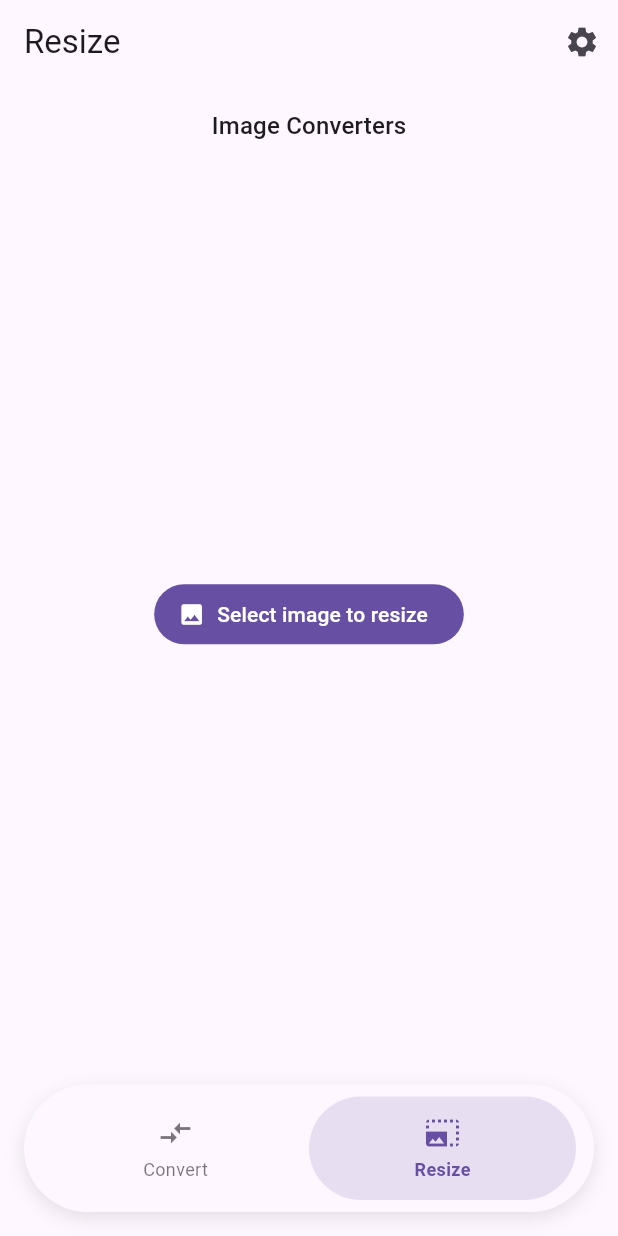
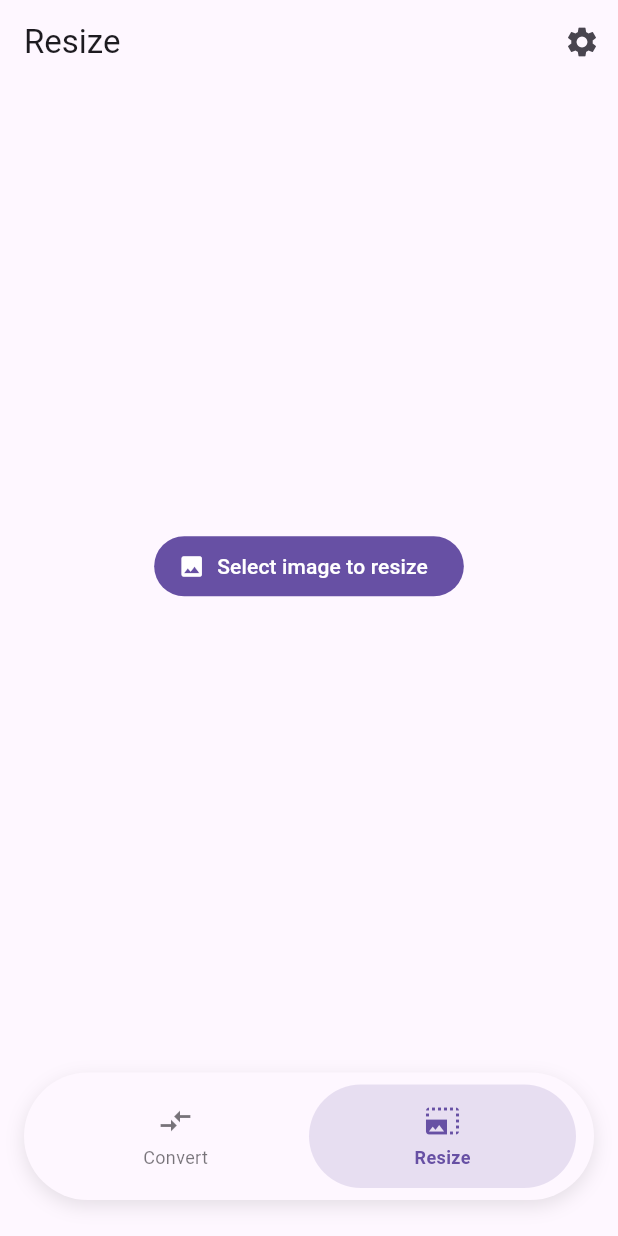
Before and after one commit to timpyorke/flutter-image-converter, a Flutter app: the screen it shows after launch, after a tap on "Resize", on a phone screen of 412 x 824 dp. Run offline on Flutter 3.47's test engine with Material 3 defaults, Android fonts, the phone set to English and light mode, and no system bars.

Commit message:
Update bottom navigation margin and remove unnecessary padding from convert and resize pages

```diff
--- a/lib/pages/home_page.dart
+++ b/lib/pages/home_page.dart
@@ -22,7 +22,7 @@ class _HomePageState extends State<HomePage> {
       ),
       body: _selectedIndex == 0 ? _buildConvertPage() : _buildResizePage(),
       bottomNavigationBar: Container(
-        margin: const EdgeInsets.all(16.0),
+        margin: const EdgeInsets.fromLTRB(16.0, 16.0, 16.0, 24.0),
         padding: const EdgeInsets.symmetric(vertical: 8.0, horizontal: 12.0),
         decoration: BoxDecoration(
           color: Theme.of(context).colorScheme.surface,
@@ -110,10 +110,6 @@ class _HomePageState extends State<HomePage> {
   Widget _buildConvertPage() {
     return Column(
       children: [
-        Padding(
-          padding: const EdgeInsets.all(16.0),
-          child: Text(F.title, style: Theme.of(context).textTheme.titleMedium),
-        ),
         Expanded(
           child: Center(
             child: FilledButton.icon(
@@ -130,10 +126,6 @@ class _HomePageState extends State<HomePage> {
   Widget _buildResizePage() {
     return Column(
       children: [
-        Padding(
-          padding: const EdgeInsets.all(16.0),
-          child: Text(F.title, style: Theme.of(context).textTheme.titleMedium),
-        ),
         Expanded(
           child: Center(
             child: FilledButton.icon(
```
